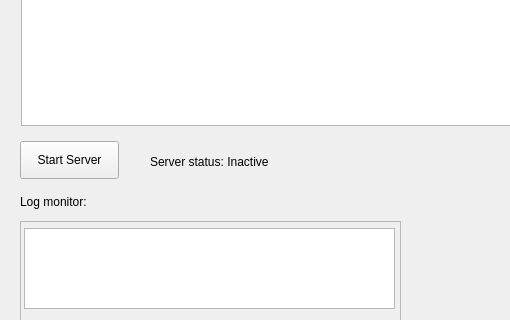
Qt form ui/btmainwindow.ui (lsequera/btserver) before a commit; both pictures show x 0 to 510 and y 229 to 549 of the 747 by 652 pixel window.
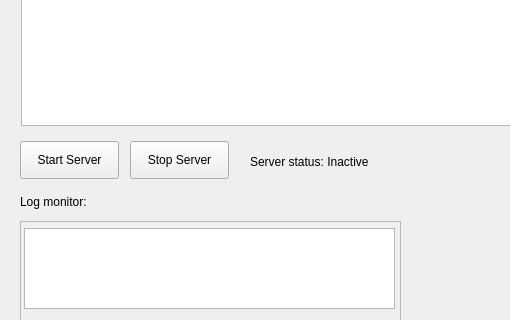
The same form after that commit.

Diff of the .ui file:
```diff
--- a/ui/btmainwindow.ui
+++ b/ui/btmainwindow.ui
@@ -195,7 +195,7 @@
    <widget class="QLabel" name="server_status">
     <property name="geometry">
      <rect>
-      <x>150</x>
+      <x>250</x>
       <y>380</y>
       <width>161</width>
       <height>21</height>
@@ -205,6 +205,19 @@
      <string>Server status: Inactive</string>
     </property>
    </widget>
+   <widget class="QPushButton" name="start_server_button_2">
+    <property name="geometry">
+     <rect>
+      <x>130</x>
+      <y>370</y>
+      <width>99</width>
+      <height>38</height>
+     </rect>
+    </property>
+    <property name="text">
+     <string>Stop Server</string>
+    </property>
+   </widget>
   </widget>
   <widget class="QMenuBar" name="menubar">
    <property name="geometry">
```
